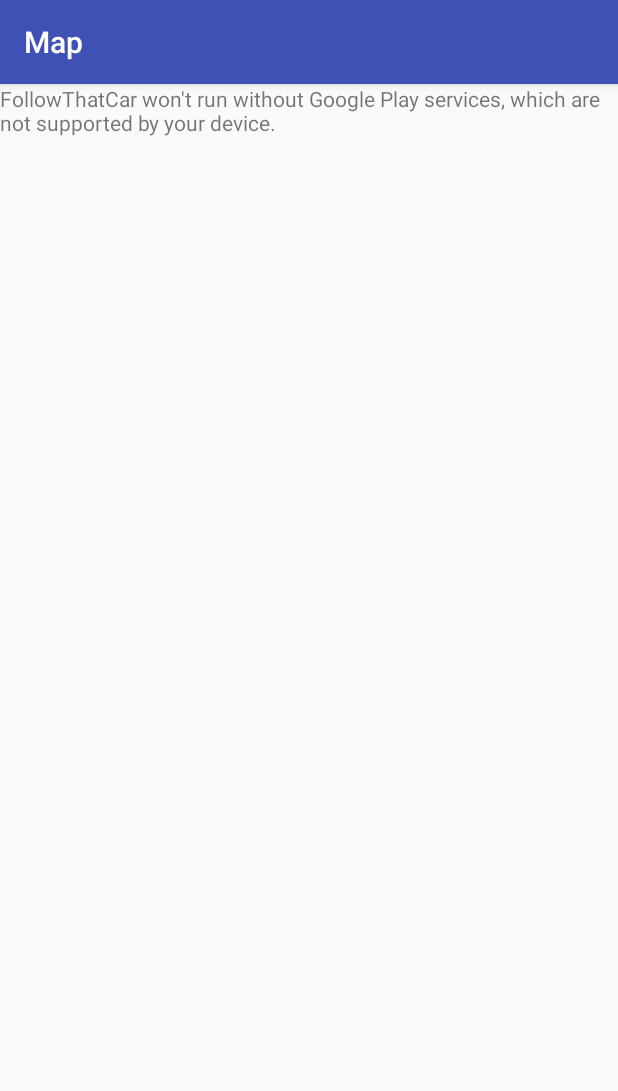
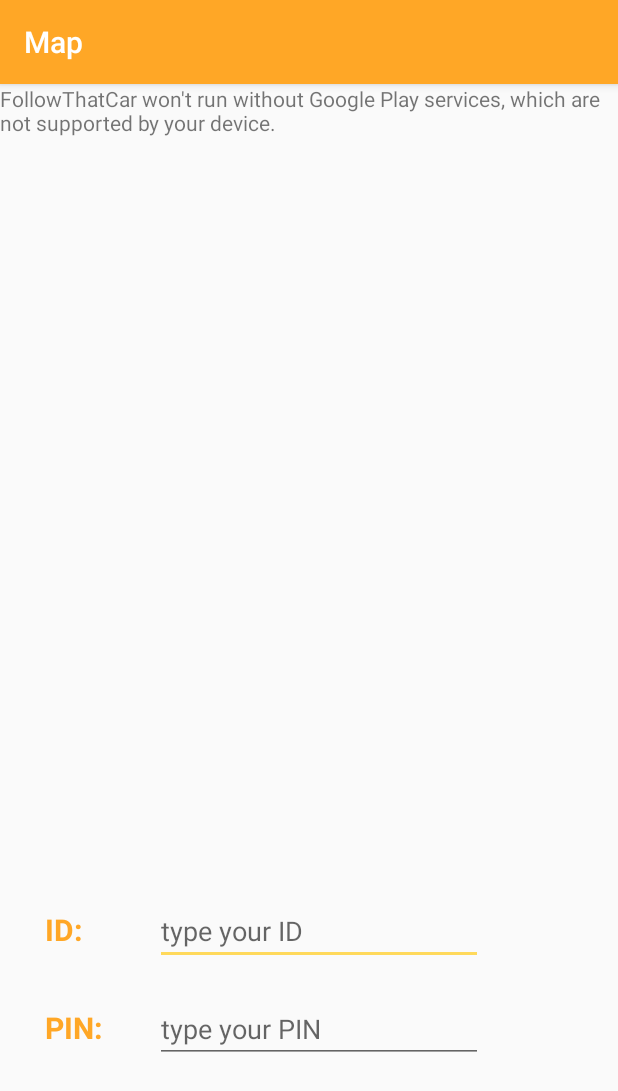
Before and after one commit to flormartin/follow-that-car, an Android app: the screen it shows after launch (MainActivity), on a phone screen of 412 x 824 dp. Shown: the top 1091 px of the screen. Run offline under Robolectric (Android 15) with nearby library versions, the phone set to English and light mode, and no system bars.

Commit message:
InputFragment + ShowFragment

```diff
--- /dev/null
+++ b/app/src/main/java/de/tum/mw/ftm/followthatcar/InputFragment.java
@@ -0,0 +1,29 @@
+package de.tum.mw.ftm.followthatcar;
+
+
+import android.os.Bundle;
+import android.app.Fragment;
+import android.view.LayoutInflater;
+import android.view.View;
+import android.view.ViewGroup;
+
+
+/**
+ * A simple {@link Fragment} subclass.
+ */
+public class InputFragment extends Fragment {
+
+
+    public InputFragment() {
+        // Required empty public constructor
+    }
+
+
+    @Override
+    public View onCreateView(LayoutInflater inflater, ViewGroup container,
+                             Bundle savedInstanceState) {
+        // Inflate the layout for this fragment
+        return inflater.inflate(R.layout.fragment_input, container, false);
+    }
+
+}
--- a/app/src/main/java/de/tum/mw/ftm/followthatcar/MainActivity.java
+++ b/app/src/main/java/de/tum/mw/ftm/followthatcar/MainActivity.java
@@ -16,7 +16,7 @@
 
         MapFragment mapFragment = (MapFragment) getFragmentManager().findFragmentById(R.id.map);
         mapFragment.getMapAsync(this);
-        getFragmentManager().beginTransaction().add(R.id.blank, new BlankFragment()).commit();
+        getFragmentManager().beginTransaction().add(R.id.container, new InputFragment()).commit();
 
     }
 
--- a/app/src/main/res/layout/activity_main.xml
+++ b/app/src/main/res/layout/activity_main.xml
@@ -21,7 +21,7 @@
         android:layout_width="match_parent"
         android:layout_height="0dp"
         android:layout_weight="1"
-        android:id="@+id/blank">
+        android:id="@+id/container">
 
     </FrameLayout>
 
--- /dev/null
+++ b/app/src/main/res/layout/fragment_input.xml
@@ -0,0 +1,72 @@
+<?xml version="1.0" encoding="utf-8"?>
+<FrameLayout xmlns:android="http://schemas.android.com/apk/res/android"
+    xmlns:tools="http://schemas.android.com/tools"
+    android:layout_width="match_parent"
+    android:layout_height="match_parent"
+    tools:context=".InputFragment">
+
+    <LinearLayout
+        android:layout_width="match_parent"
+        android:layout_height="match_parent"
+        android:orientation="vertical"
+        android:layout_marginRight="80dp"
+        android:layout_marginTop="20dp"
+        android:layout_marginLeft="20dp"
+        android:layout_marginBottom="20dp">
+
+        <LinearLayout
+            android:layout_width="match_parent"
+            android:layout_height="wrap_content"
+            android:orientation="horizontal"
+            android:layout_margin="10dp">
+
+            <TextView
+                android:id="@+id/id"
+                android:layout_width="match_parent"
+                android:layout_height="wrap_content"
+                android:layout_weight="3"
+                android:text="@string/id"
+                android:textSize="20sp"
+                android:textStyle="bold"
+                android:textColor="@color/colorPrimary"/>
+
+            <EditText
+                android:id="@+id/input_id"
+                android:layout_width="match_parent"
+                android:layout_height="wrap_content"
+                android:layout_weight="1"
+                android:hint="@string/id_hint"
+                android:inputType="number"
+                android:textColor="@color/colorPrimary"/>
+        </LinearLayout>
+
+        <LinearLayout
+            android:layout_width="match_parent"
+            android:layout_height="wrap_content"
+            android:orientation="horizontal"
+            android:layout_margin="10dp">
+
+            <TextView
+                android:id="@+id/pin"
+                android:layout_width="match_parent"
+                android:layout_height="wrap_content"
+                android:layout_weight="3"
+                android:text="@string/pin"
+                android:textSize="20sp"
+                android:textStyle="bold"
+                android:textColor="@color/colorPrimary"/>
+
+            <EditText
+                android:id="@+id/input_pin"
+                android:layout_width="match_parent"
+                android:layout_height="wrap_content"
+                android:layout_weight="1"
+                android:hint="@string/pin_hint"
+                android:inputType="number"
+                android:textColor="@color/colorPrimary" />
+
+</LinearLayout>
+
+    </LinearLayout>
+
+</FrameLayout>
--- a/app/src/main/res/values/colors.xml
+++ b/app/src/main/res/values/colors.xml
@@ -1,6 +1,6 @@
 <?xml version="1.0" encoding="utf-8"?>
 <resources>
-    <color name="colorPrimary">#3F51B5</color>
-    <color name="colorPrimaryDark">#303F9F</color>
-    <color name="colorAccent">#FF4081</color>
+    <color name="colorPrimary">#FFA726</color>
+    <color name="colorPrimaryDark">#C77800</color>
+    <color name="colorAccent">#FFD95B</color>
 </resources>
--- a/app/src/main/res/values/strings.xml
+++ b/app/src/main/res/values/strings.xml
@@ -4,4 +4,15 @@
 
     <!-- TODO: Remove or change this placeholder text -->
     <string name="hello_blank_fragment">Hello blank fragment</string>
+
+    <!-- strings for ShowFragment -->
+    <string name="your_id">your ID:</string>
+    <string name="your_pin">your PIN:</string>
+
+    <!-- strings for InputFragment -->
+    <string name="id_hint">type your ID</string>
+    <string name="pin_hint">type your PIN</string>
+    <string name="id">ID:</string>
+    <string name="pin">PIN:</string>
+
 </resources>
```
Also changed, not shown: app/src/main/java/de/tum/mw/ftm/followthatcar/ShowFragment.java (added, +29 -0 lines), app/src/main/res/layout/fragment_show.xml (added, +68 -0 lines).
